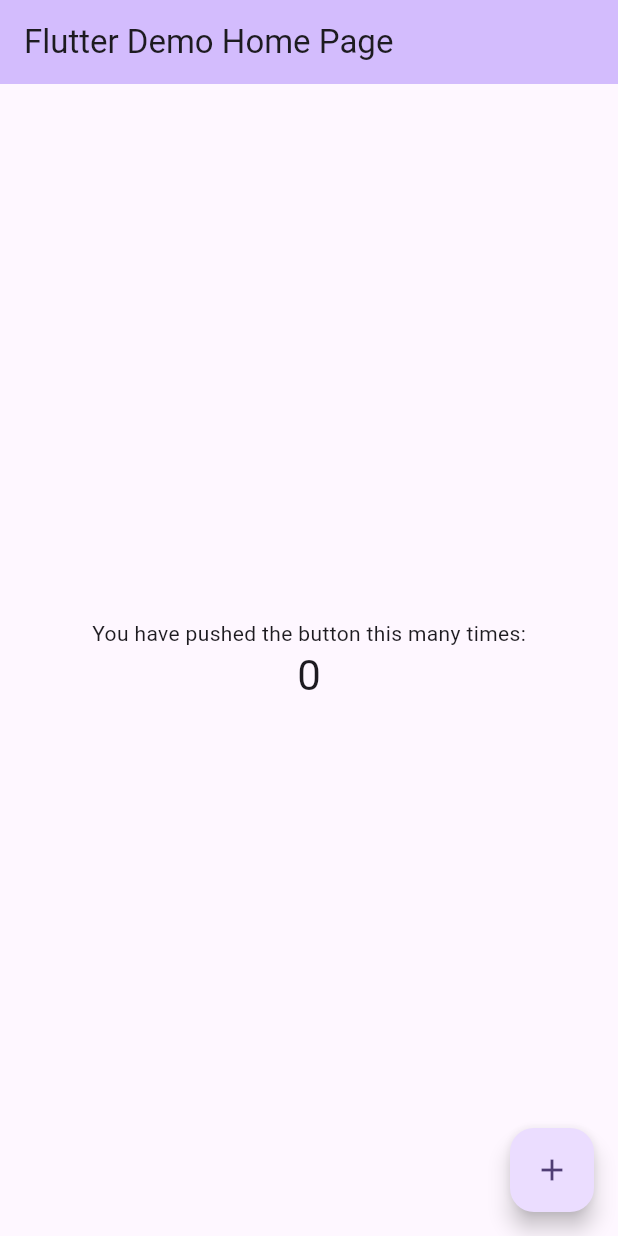
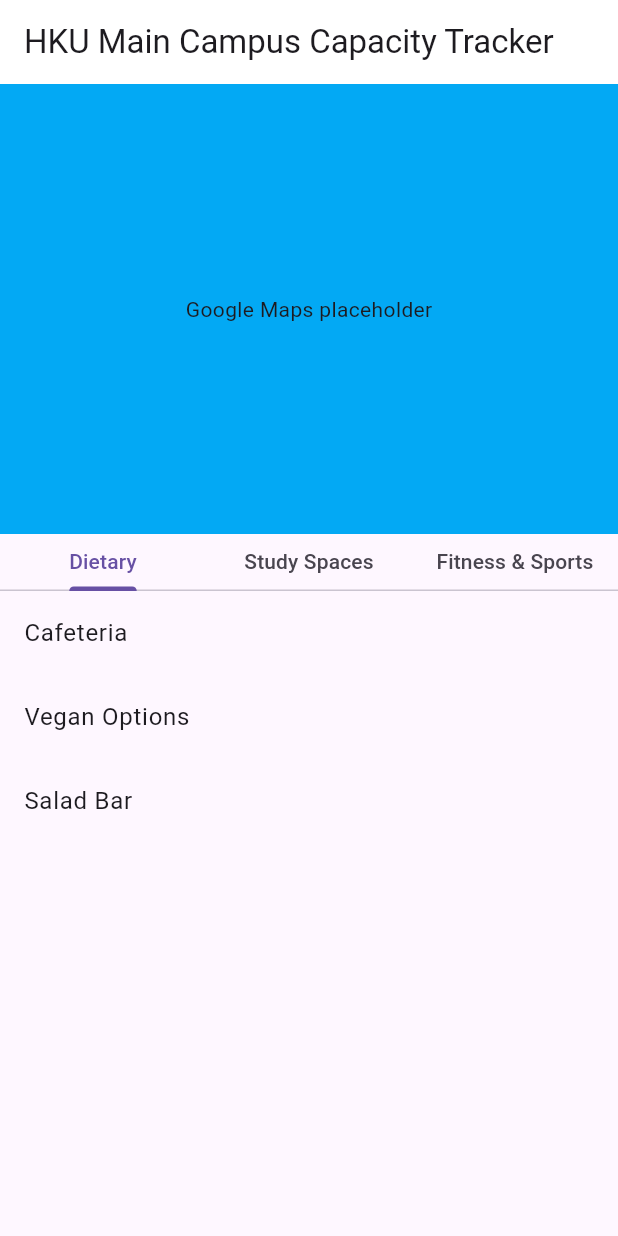
Before and after one commit to LeeHengYu/comp3330-project, a Flutter app: the screen it shows after launch, on a phone screen of 412 x 824 dp. Run offline on Flutter 3.47's test engine with Material 3 defaults, Android fonts, the phone set to English and light mode, and no system bars.

Commit message:
Implement HomePage UI Layout

```diff
--- /dev/null
+++ b/lib/home_page.dart
@@ -0,0 +1,77 @@
+import 'package:flutter/material.dart';
+
+class HomePage extends StatefulWidget {
+  const HomePage({super.key});
+
+  @override
+  State<HomePage> createState() => _HomePageState();
+}
+
+class _HomePageState extends State<HomePage> {
+  final List<String> tabLabels = [
+    "Dietary",
+    "Study Spaces",
+    "Fitness & Sports",
+  ];
+
+  final Map<String, List<String>> listItems = {
+    "Dietary": ["Cafeteria", "Vegan Options", "Salad Bar"],
+    "Study Spaces": ["Library", "Study Room 101", "Silent Study Area"],
+    "Fitness & Sports": ["Gym", "Swimming Pool", "Tennis Court"],
+  };
+
+  @override
+  Widget build(BuildContext context) {
+    return Scaffold(
+      appBar: AppBar(
+        title: const Text("HKU Main Campus Capacity Tracker"),
+        backgroundColor: Colors.white,
+      ),
+      body: Column(
+        children: [
+          Container(
+            color: Colors.lightBlue,
+            child: const SizedBox(
+              height: 300,
+              child: Center(child: Text("Google Maps placeholder")),
+            ),
+          ),
+          Expanded(
+            child: DefaultTabController(
+              length: tabLabels.length,
+              child: Column(
+                children: [
+                  TabBar(
+                    tabs: tabLabels.map((label) {
+                      return Padding(
+                        padding: const EdgeInsets.symmetric(vertical: 8.0),
+                        child: Text(
+                          label,
+                          textAlign: TextAlign.center,
+                        ),
+                      );
+                    }).toList(),
+                  ),
+                  Expanded(
+                    child: TabBarView(
+                      children: tabLabels.map((label) {
+                        return ListView.builder(
+                          itemCount: listItems[label]!.length,
+                          itemBuilder: (context, index) {
+                            return ListTile(
+                              title: Text(listItems[label]![index]),
+                            );
+                          },
+                        );
+                      }).toList(),
+                    ),
+                  ),
+                ],
+              ),
+            ),
+          ),
+        ],
+      ),
+    );
+  }
+}
--- a/lib/main.dart
+++ b/lib/main.dart
@@ -1,3 +1,4 @@
+import 'package:comp3330_project/home_page.dart';
 import 'package:flutter/material.dart';
 
 void main() {
@@ -10,117 +11,14 @@ class MyApp extends StatelessWidget {
   // This widget is the root of your application.
   @override
   Widget build(BuildContext context) {
-    return MaterialApp(
+    return const MaterialApp(
       title: 'Flutter Demo',
       debugShowCheckedModeBanner: false,
-      theme: ThemeData(
-        // This is the theme of your application.
-        //
-        // TRY THIS: Try running your application with "flutter run". You'll see
-        // the application has a purple toolbar. Then, without quitting the app,
-        // try changing the seedColor in the colorScheme below to Colors.green
-        // and then invoke "hot reload" (save your changes or press the "hot
-        // reload" button in a Flutter-supported IDE, or press "r" if you used
-        // the command line to start the app).
-        //
-        // Notice that the counter didn't reset back to zero; the application
-        // state is not lost during the reload. To reset the state, use hot
-        // restart instead.
-        //
-        // This works for code too, not just values: Most code changes can be
-        // tested with just a hot reload.
-        colorScheme: ColorScheme.fromSeed(seedColor: Colors.deepPurple),
-        useMaterial3: true,
-      ),
-      home: const MyHomePage(title: 'Flutter Demo Home Page'),
+      // theme: ThemeData(
+      //   colorScheme: ColorScheme.fromSeed(seedColor: Colors.deepPurple),
+      //   useMaterial3: true,
+      // ),
+      home: HomePage(),
     );
   }
 }
-
-class MyHomePage extends StatefulWidget {
-  const MyHomePage({super.key, required this.title});
-
-  // This widget is the home page of your application. It is stateful, meaning
-  // that it has a State object (defined below) that contains fields that affect
-  // how it looks.
-
-  // This class is the configuration for the state. It holds the values (in this
-  // case the title) provided by the parent (in this case the App widget) and
-  // used by the build method of the State. Fields in a Widget subclass are
-  // always marked "final".
-
-  final String title;
-
-  @override
-  State<MyHomePage> createState() => _MyHomePageState();
-}
-
-class _MyHomePageState extends State<MyHomePage> {
-  int _counter = 0;
-
-  void _incrementCounter() {
-    setState(() {
-      // This call to setState tells the Flutter framework that something has
-      // changed in this State, which causes it to rerun the build method below
-      // so that the display can reflect the updated values. If we changed
-      // _counter without calling setState(), then the build method would not be
-      // called again, and so nothing would appear to happen.
-      _counter++;
-    });
-  }
-
-  @override
-  Widget build(BuildContext context) {
-    // This method is rerun every time setState is called, for instance as done
-    // by the _incrementCounter method above.
-    //
-    // The Flutter framework has been optimized to make rerunning build methods
-    // fast, so that you can just rebuild anything that needs updating rather
-    // than having to individually change instances of widgets.
-    return Scaffold(
-      appBar: AppBar(
-        // TRY THIS: Try changing the color here to a specific color (to
-        // Colors.amber, perhaps?) and trigger a hot reload to see the AppBar
-        // change color while the other colors stay the same.
-        backgroundColor: Theme.of(context).colorScheme.inversePrimary,
-        // Here we take the value from the MyHomePage object that was created by
-        // the App.build method, and use it to set our appbar title.
-        title: Text(widget.title),
-      ),
-      body: Center(
-        // Center is a layout widget. It takes a single child and positions it
-        // in the middle of the parent.
-        child: Column(
-          // Column is also a layout widget. It takes a list of children and
-          // arranges them vertically. By default, it sizes itself to fit its
-          // children horizontally, and tries to be as tall as its parent.
-          //
-          // Column has various properties to control how it sizes itself and
-          // how it positions its children. Here we use mainAxisAlignment to
-          // center the children vertically; the main axis here is the vertical
-          // axis because Columns are vertical (the cross axis would be
-          // horizontal).
-          //
-          // TRY THIS: Invoke "debug painting" (choose the "Toggle Debug Paint"
-          // action in the IDE, or press "p" in the console), to see the
-          // wireframe for each widget.
-          mainAxisAlignment: MainAxisAlignment.center,
-          children: <Widget>[
-            const Text(
-              'You have pushed the button this many times:',
-            ),
-            Text(
-              '$_counter',
-              style: Theme.of(context).textTheme.headlineMedium,
-            ),
-          ],
-        ),
-      ),
-      floatingActionButton: FloatingActionButton(
-        onPressed: _incrementCounter,
-        tooltip: 'Increment',
-        child: const Icon(Icons.add),
-      ), // This trailing comma makes auto-formatting nicer for build methods.
-    );
-  }
-}
```
